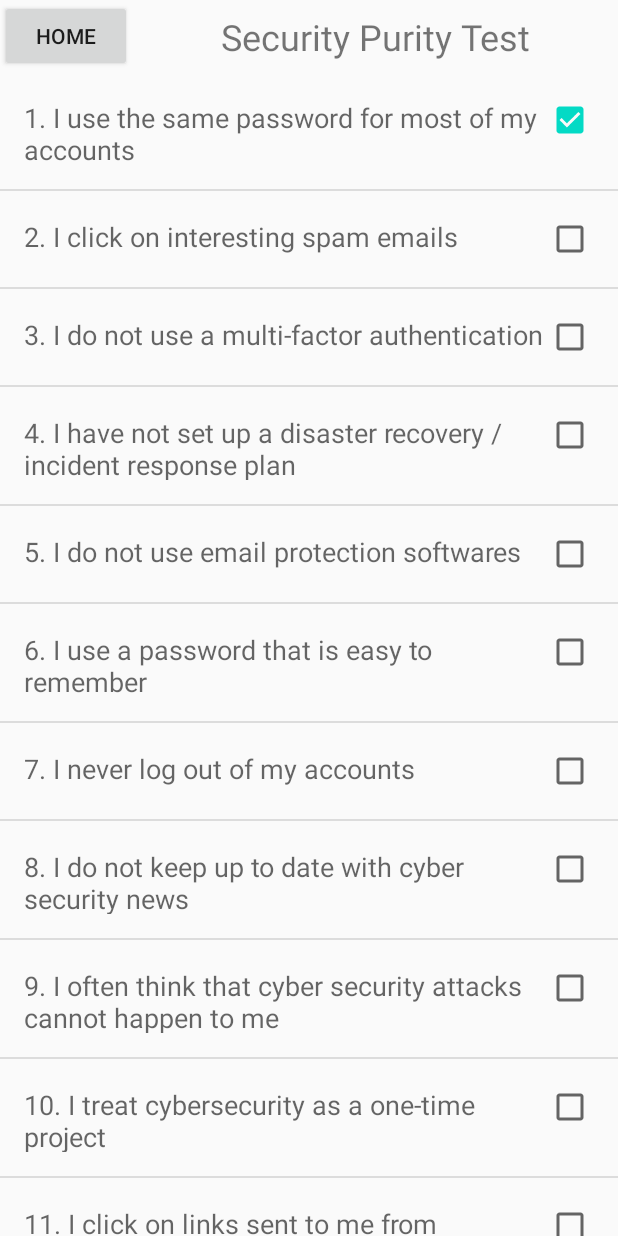
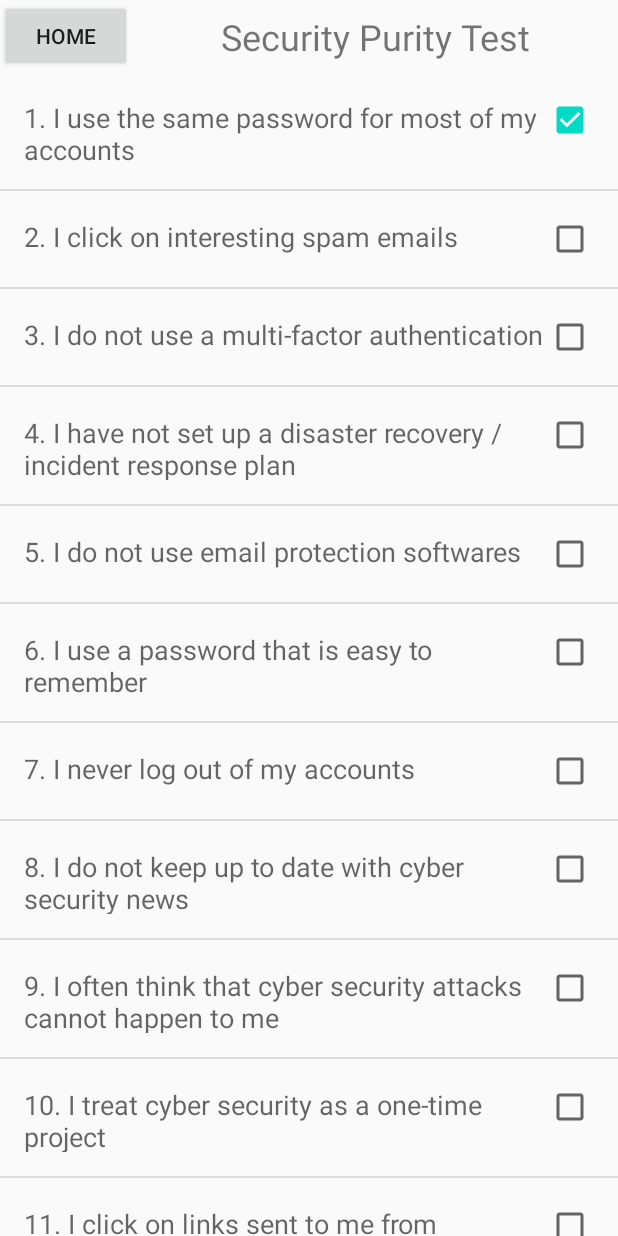
Before and after one commit to emilylaw00/INFS3605Project, an Android app: the PurityTest screen opened directly, with no data from a screen before it, after a tap on an icon or button, on a phone screen of 412 x 824 dp. Run offline under Robolectric (Android 15) with nearby library versions, the phone set to English and light mode, and no system bars; Roboto replaces fonts that are not available here.

Commit message:
Purity test all questions implementation

```diff
--- a/app/src/main/java/com/example/infs3605project/PurityTest.java
+++ b/app/src/main/java/com/example/infs3605project/PurityTest.java
@@ -53,10 +53,10 @@ public class PurityTest extends AppCompatActivity {
         submit.setOnClickListener(new View.OnClickListener() {
             @Override
             public void onClick(View view) {
-                int count = 0;
+                int count = 20;
                 for (TestQuestion data : dataList) {
                     if (data.isChecked()) {
-                        count++;
+                        count--; //decrementing score
                     }
                 }
 
@@ -88,7 +88,7 @@ public class PurityTest extends AppCompatActivity {
         dataListInsert("7. I never log out of my accounts");
         dataListInsert("8. I do not keep up to date with cyber security news");
         dataListInsert("9. I often think that cyber security attacks cannot happen to me");
-        dataListInsert("10. I treat cybersecurity as a one-time project");
+        dataListInsert("10. I treat cyber security as a one-time project");
         dataListInsert("11. I click on links sent to me from unknown phone numbers");
         dataListInsert("12. I pick up phones with no caller ID");
         dataListInsert("13. I do not check the sender email address before clicking on an email addressed to me");
@@ -100,8 +100,8 @@ public class PurityTest extends AppCompatActivity {
         dataListInsert("19. If I picked up a USB from the ground, I would insert it into my computer out of pure curiosity");
         dataListInsert("20. I do not use a VPN when accessing public wifi networks");
 
+        userLogin.setFirstName("tom");
 
-        userLogin.setFirstName("tom");
     }
 
     //insert the question into the purity test page
@@ -160,10 +160,10 @@ public class PurityTest extends AppCompatActivity {
                     checkBox.setChecked(!data.isChecked());
                     data.setChecked(checkBox.isChecked());
 
-                    int count = 0;
+                    int count = 20;
                     for (TestQuestion data : dataList) {
                         if (data.isChecked()) {
-                            count++;
+                            count--;
                         }
                     }
                     scoreTextView.setText("" + count);
--- a/app/src/main/res/layout/activity_purity_test.xml
+++ b/app/src/main/res/layout/activity_purity_test.xml
@@ -47,7 +47,7 @@
             <ListView
                 android:id="@+id/listView"
                 android:layout_width="match_parent"
-                android:layout_height="2500dp"
+                android:layout_height="1550dp"
                 android:layout_weight="1">
 
             </ListView>
```
